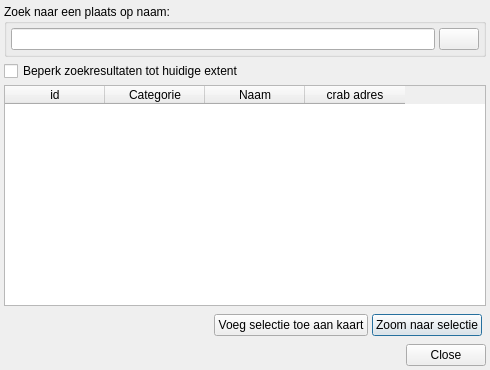
Before: the Qt Designer form ui_geopunt4QgisPoi.ui in warrieka/geopunt4Qgis, drawn with Qt 5.
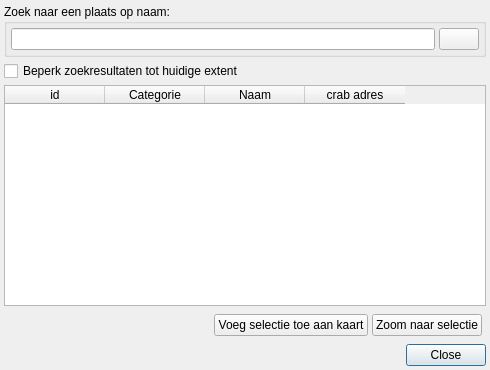
After: the same form once the commit is applied. Icons and pictures are not drawn.

```diff
--- a/ui_geopunt4QgisPoi.ui
+++ b/ui_geopunt4QgisPoi.ui
@@ -151,6 +151,9 @@
         <property name="text">
          <string>Zoom naar selectie</string>
         </property>
+        <property name="autoDefault">
+         <bool>false</bool>
+        </property>
        </widget>
       </item>
      </layout>
```
Left out of the diff: 3 changed lines with no effect on the pictures.
